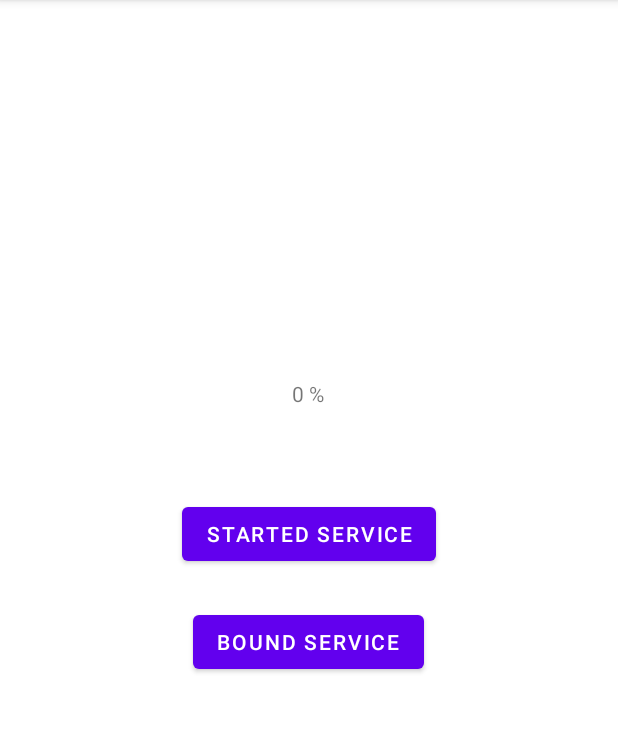
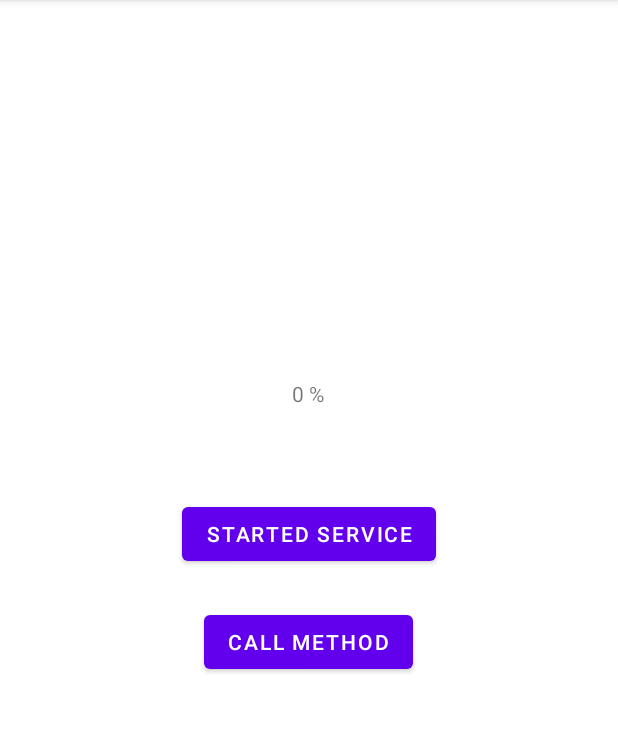
Before and after one commit to tnqkr98/Android_Component_Test_Code, an Android app: the screen it shows after launch (MainActivity), on a phone screen of 412 x 824 dp, the part 84-816 px from its top. Run offline under Robolectric (Android 15) with nearby library versions, the phone set to English and light mode, and no system bars; 1 statement that could not run was skipped.

Commit message:
Local Binding Service

```diff
--- a/ComponentService/app/src/main/java/com/tnqkr98/componentservce/MainActivity.java
+++ b/ComponentService/app/src/main/java/com/tnqkr98/componentservce/MainActivity.java
@@ -4,9 +4,14 @@ import static com.tnqkr98.componentservce.Constant.EXTRA_RECEIVER;
 
 import androidx.appcompat.app.AppCompatActivity;
 
+import android.app.Service;
+import android.content.ComponentName;
+import android.content.Context;
 import android.content.Intent;
+import android.content.ServiceConnection;
 import android.os.Bundle;
 import android.os.Handler;
+import android.os.IBinder;
 import android.os.ResultReceiver;
 import android.view.View;
 import android.widget.Button;
@@ -17,7 +22,29 @@ public class MainActivity extends AppCompatActivity {
 
     private ProgressBar progressBar;
     private TextView textView;
-    private Button btn_started, btn_bound;
+    private Button btn_started, btn_call;
+
+    // "Local Bound Service"
+    private LocalBoundService mLocalBoundService;
+    private ServiceConnection mConnection = new ServiceConnection() {
+        @Override
+        public void onServiceConnected(ComponentName name, IBinder service) {
+            LocalBoundService.LocalBinder binder = (LocalBoundService.LocalBinder) service;
+            mLocalBoundService = binder.getService();
+        }
+
+        @Override
+        public void onServiceDisconnected(ComponentName name) {
+            mLocalBoundService = null;
+        }
+    };
+
+    @Override
+    protected void onStart() {
+        super.onStart();
+        Intent intent = new Intent(getApplicationContext(),LocalBoundService.class);
+        bindService(intent,mConnection, Context.BIND_AUTO_CREATE);
+    }
 
     @Override
     protected void onCreate(Bundle savedInstanceState) {
@@ -28,7 +55,7 @@ public class MainActivity extends AppCompatActivity {
         progressBar.setVisibility(View.INVISIBLE);
         textView = findViewById(R.id.textView);
         btn_started = findViewById(R.id.btn_started);
-        btn_bound = findViewById(R.id.btn_bound);
+        btn_call = findViewById(R.id.btn_call);
 
         // Start "Started Service"
         btn_started.setOnClickListener(new View.OnClickListener() {
@@ -41,7 +68,7 @@ public class MainActivity extends AppCompatActivity {
             }
         });
 
-        btn_bound.setOnClickListener(new View.OnClickListener() {
+        btn_call.setOnClickListener(new View.OnClickListener() {
             @Override
             public void onClick(View v) {
 
--- a/ComponentService/app/src/main/java/com/tnqkr98/componentservce/StartedService.java
+++ b/ComponentService/app/src/main/java/com/tnqkr98/componentservce/StartedService.java
@@ -12,7 +12,6 @@ public class StartedService extends Service {
 
     @Override
     public IBinder onBind(Intent intent) {
-        // TODO: Return the communication channel to the service.
         throw new UnsupportedOperationException("Not yet implemented");
     }
 
--- a/ComponentService/app/src/main/res/layout/activity_main.xml
+++ b/ComponentService/app/src/main/res/layout/activity_main.xml
@@ -17,11 +17,11 @@
         app:layout_constraintStart_toStartOf="parent" />
 
     <Button
-        android:id="@+id/btn_bound"
+        android:id="@+id/btn_call"
         android:layout_width="wrap_content"
         android:layout_height="wrap_content"
         android:layout_marginBottom="316dp"
-        android:text="Bound Service"
+        android:text="call Method"
         app:layout_constraintBottom_toBottomOf="parent"
         app:layout_constraintEnd_toEndOf="parent"
         app:layout_constraintHorizontal_bias="0.498"
--- a/ComponentService/build.gradle
+++ b/ComponentService/build.gradle
@@ -5,7 +5,7 @@ buildscript {
         mavenCentral()
     }
     dependencies {
-        classpath "com.android.tools.build:gradle:7.0.0"
+        classpath 'com.android.tools.build:gradle:7.0.1'
 
         // NOTE: Do not place your application dependencies here; they belong
         // in the individual module build.gradle files
```
Also changed, not shown: ComponentService/app/src/main/AndroidManifest.xml (+9 -2 lines), ComponentService/app/src/main/java/com/tnqkr98/componentservce/LocalBoundService.java (added, +26 -0 lines), ComponentService/app/src/main/java/com/tnqkr98/componentservce/RemoteBoundService.java (added, +16 -0 lines).
